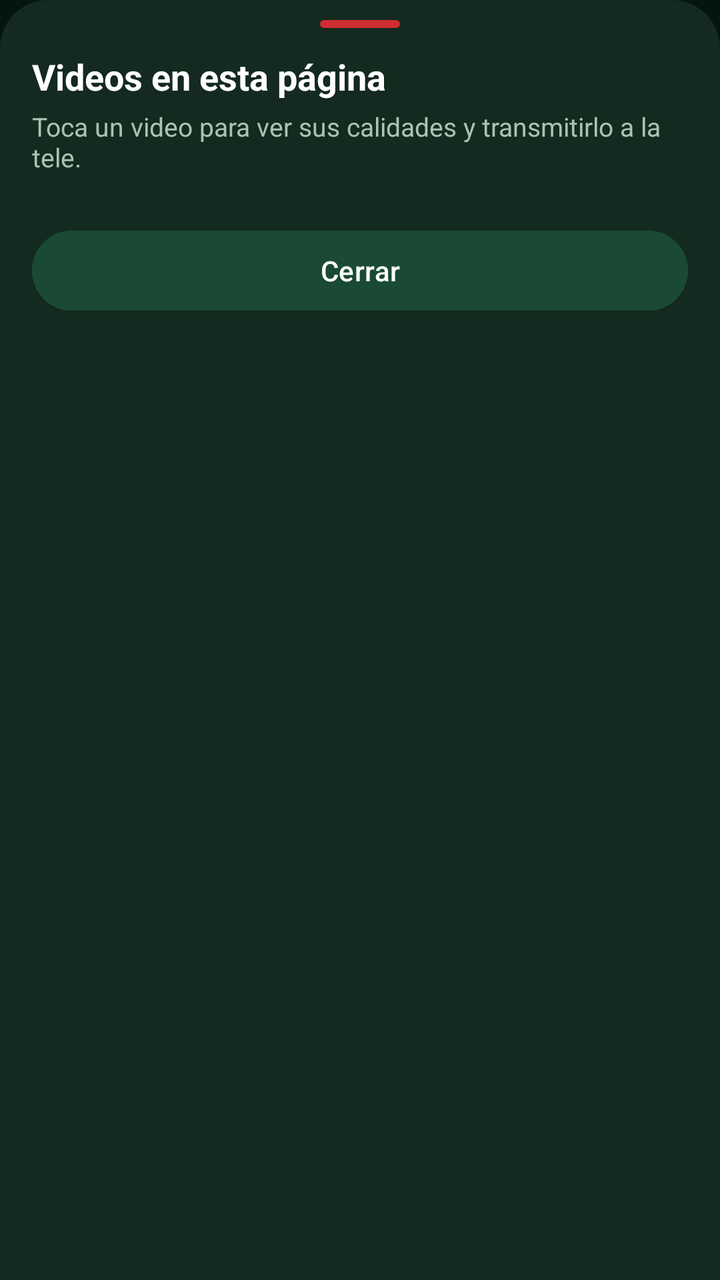
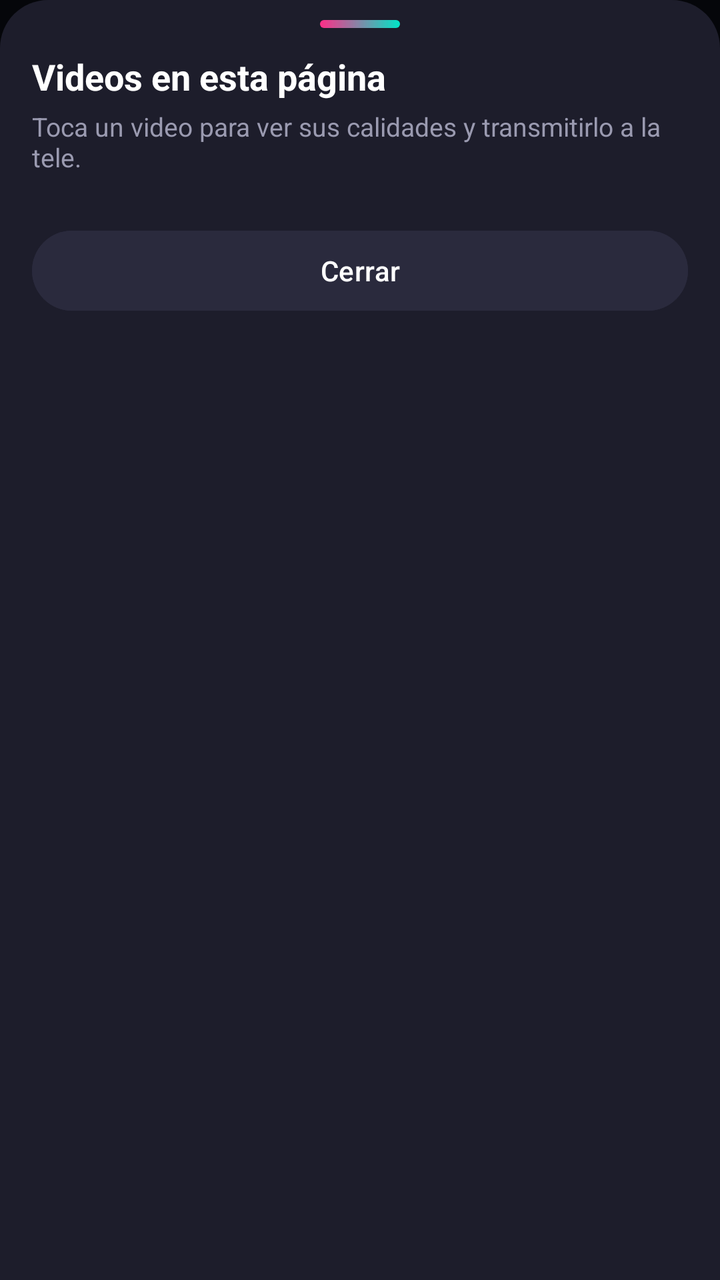

An Android layout rendered at two revisions. The XML below is the earlier revision; the diff shows what the commit changed to produce the second picture.
<!-- AndroidManifest.xml: application theme Theme.AnticristoBrowser -->
<!-- res/layout/bottom_sheet_videos.xml -->
<?xml version="1.0" encoding="utf-8"?>
<LinearLayout xmlns:android="http://schemas.android.com/apk/res/android"
    android:layout_width="match_parent"
    android:layout_height="wrap_content"
    android:background="@drawable/bg_sheet_top"
    android:orientation="vertical"
    android:paddingStart="16dp"
    android:paddingEnd="16dp"
    android:paddingBottom="16dp">

    <View
        android:layout_width="40dp"
        android:layout_height="4dp"
        android:layout_gravity="center_horizontal"
        android:layout_marginTop="10dp"
        android:background="@drawable/bg_red_pill" />

    <TextView
        android:id="@+id/sheetTitle"
        android:layout_width="match_parent"
        android:layout_height="wrap_content"
        android:layout_marginTop="12dp"
        android:text="Videos en esta página"
        android:textColor="@color/snow_white"
        android:textSize="18sp"
        android:textStyle="bold" />

    <TextView
        android:id="@+id/sheetSubtitle"
        android:layout_width="match_parent"
        android:layout_height="wrap_content"
        android:layout_marginTop="4dp"
        android:text="Toca un video para ver sus calidades y transmitirlo a la tele."
        android:textColor="@color/sage"
        android:textSize="13sp" />

    <ScrollView
        android:layout_width="match_parent"
        android:layout_height="wrap_content"
        android:layout_marginTop="12dp">

        <LinearLayout
            android:id="@+id/sheetVideoList"
            android:layout_width="match_parent"
            android:layout_height="wrap_content"
            android:orientation="vertical" />
    </ScrollView>

    <Button
        android:id="@+id/btnSheetCerrar"
        android:layout_width="match_parent"
        android:layout_height="48dp"
        android:layout_marginTop="12dp"
        android:backgroundTint="@color/pine_light"
        android:text="Cerrar"
        android:textColor="@color/snow_white" />
</LinearLayout>
<!-- resources referenced by this layout -->
<resources>
  <color name="pine_light">#1A4A33</color>
  <color name="sage">#A8C3B5</color>
  <color name="snow_white">#FFFFFF</color>
  <!-- drawable bg_red_pill (drawable) -->
  <?xml version="1.0" encoding="utf-8"?>
  <shape xmlns:android="http://schemas.android.com/apk/res/android"
      android:shape="rectangle">
      <solid android:color="@color/red_accent" />
      <corners android:radius="28dp" />
  </shape>
  <!-- drawable bg_sheet_top (drawable) -->
  <?xml version="1.0" encoding="utf-8"?>
  <shape xmlns:android="http://schemas.android.com/apk/res/android"
      android:shape="rectangle">
      <solid android:color="#14291F" />
      <corners
          android:topLeftRadius="24dp"
          android:topRightRadius="24dp"
          android:bottomLeftRadius="0dp"
          android:bottomRightRadius="0dp" />
  </shape>
  <style name="Theme.AnticristoBrowser" parent="Theme.Material3.Dark.NoActionBar">
          <item name="colorPrimary">@color/red_accent</item>
          <item name="colorOnPrimary">@color/snow_white</item>
          <item name="colorPrimaryContainer">@color/pine</item>
          <item name="colorOnPrimaryContainer">@color/snow_white</item>
          <item name="colorSecondary">@color/sage</item>
          <item name="colorSurface">@color/pine</item>
          <item name="colorOnSurface">@color/snow_white</item>
          <item name="android:windowBackground">@color/pine_dark</item>
          <item name="android:textColor">@color/snow_white</item>
          <item name="android:textColorHint">@color/sage</item>
      </style>
  <color name="red_accent">#CD2D32</color>
  <color name="pine">#0E3426</color>
  <color name="pine_dark">#04140E</color>
</resources>

<!-- the commit's change to res/layout/bottom_sheet_videos.xml (unified diff, before → after) -->
@@ -13,7 +13,7 @@
         android:layout_height="4dp"
         android:layout_gravity="center_horizontal"
         android:layout_marginTop="10dp"
-        android:background="@drawable/bg_red_pill" />
+        android:background="@drawable/bg_gradient_button" />
 
     <TextView
         android:id="@+id/sheetTitle"
@@ -21,7 +21,7 @@
         android:layout_height="wrap_content"
         android:layout_marginTop="12dp"
         android:text="Videos en esta página"
-        android:textColor="@color/snow_white"
+        android:textColor="@color/neo_text"
         android:textSize="18sp"
         android:textStyle="bold" />
 
@@ -31,7 +31,7 @@
         android:layout_height="wrap_content"
         android:layout_marginTop="4dp"
         android:text="Toca un video para ver sus calidades y transmitirlo a la tele."
-        android:textColor="@color/sage"
+        android:textColor="@color/neo_muted"
         android:textSize="13sp" />
 
     <ScrollView
@@ -51,7 +51,7 @@
         android:layout_width="match_parent"
         android:layout_height="48dp"
         android:layout_marginTop="12dp"
-        android:backgroundTint="@color/pine_light"
+        android:backgroundTint="@color/neo_surface_light"
         android:text="Cerrar"
-        android:textColor="@color/snow_white" />
+        android:textColor="@color/neo_text" />
 </LinearLayout>
<!-- resource entries referenced after the edit -->
@@ -1,20 +1,23 @@
 <!-- resources referenced by this layout -->
 <resources>
-  <color name="pine_light">#1A4A33</color>
-  <color name="sage">#A8C3B5</color>
-  <color name="snow_white">#FFFFFF</color>
-  <!-- drawable bg_red_pill (drawable) -->
+  <color name="neo_muted">#9A9AB0</color>
+  <color name="neo_surface_light">#2A2A3D</color>
+  <color name="neo_text">#FFFFFF</color>
+  <!-- drawable bg_gradient_button (drawable) -->
   <?xml version="1.0" encoding="utf-8"?>
   <shape xmlns:android="http://schemas.android.com/apk/res/android"
       android:shape="rectangle">
-      <solid android:color="@color/red_accent" />
+      <gradient
+          android:angle="0"
+          android:endColor="@color/neo_teal"
+          android:startColor="@color/neo_pink" />
       <corners android:radius="28dp" />
   </shape>
   <!-- drawable bg_sheet_top (drawable) -->
   <?xml version="1.0" encoding="utf-8"?>
   <shape xmlns:android="http://schemas.android.com/apk/res/android"
       android:shape="rectangle">
-      <solid android:color="#14291F" />
+      <solid android:color="@color/neo_surface" />
       <corners
           android:topLeftRadius="24dp"
           android:topRightRadius="24dp"
@@ -22,19 +25,20 @@
           android:bottomRightRadius="0dp" />
   </shape>
   <style name="Theme.AnticristoBrowser" parent="Theme.Material3.Dark.NoActionBar">
-          <item name="colorPrimary">@color/red_accent</item>
-          <item name="colorOnPrimary">@color/snow_white</item>
-          <item name="colorPrimaryContainer">@color/pine</item>
-          <item name="colorOnPrimaryContainer">@color/snow_white</item>
-          <item name="colorSecondary">@color/sage</item>
-          <item name="colorSurface">@color/pine</item>
-          <item name="colorOnSurface">@color/snow_white</item>
-          <item name="android:windowBackground">@color/pine_dark</item>
-          <item name="android:textColor">@color/snow_white</item>
-          <item name="android:textColorHint">@color/sage</item>
+          <item name="colorPrimary">@color/neo_pink</item>
+          <item name="colorOnPrimary">@color/neo_text</item>
+          <item name="colorPrimaryContainer">@color/neo_surface_light</item>
+          <item name="colorOnPrimaryContainer">@color/neo_text</item>
+          <item name="colorSecondary">@color/neo_teal</item>
+          <item name="colorSurface">@color/neo_surface</item>
+          <item name="colorOnSurface">@color/neo_text</item>
+          <item name="android:windowBackground">@color/neo_bg_bottom</item>
+          <item name="android:textColor">@color/neo_text</item>
+          <item name="android:textColorHint">@color/neo_muted</item>
       </style>
-  <color name="red_accent">#CD2D32</color>
-  <color name="pine">#0E3426</color>
-  <color name="pine_dark">#04140E</color>
+  <color name="neo_teal">#00E5C7</color>
+  <color name="neo_pink">#FF2E88</color>
+  <color name="neo_surface">#1D1D2B</color>
+  <color name="neo_bg_bottom">#05060A</color>
 </resources>
 
